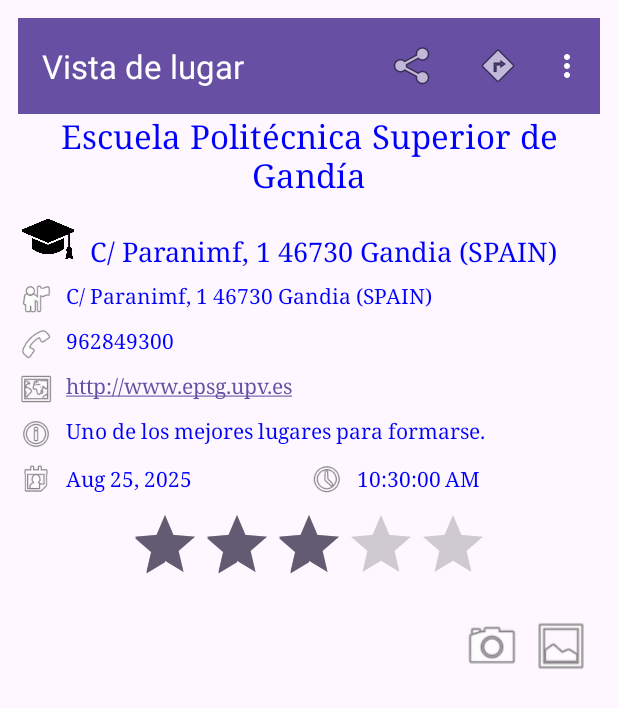
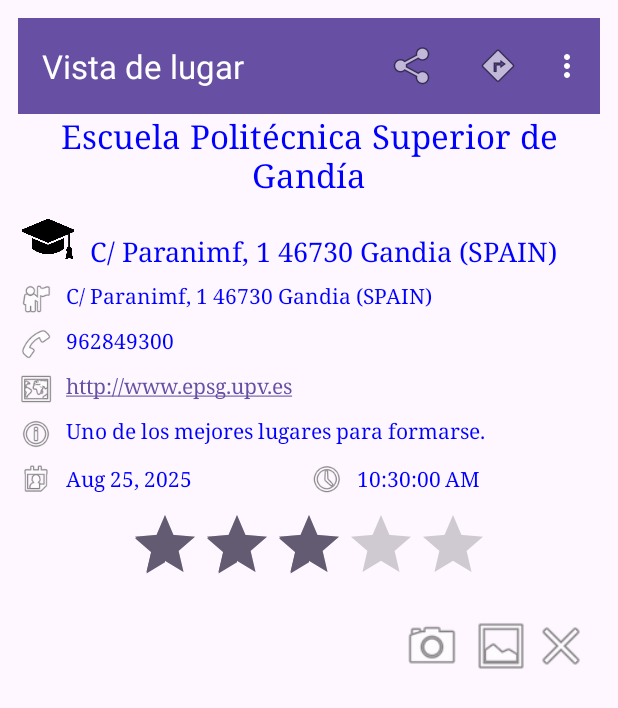
Before and after one commit to eden418-afk/MisLugaresDispMovMartesN1Eq52025, an Android app: the VistaLugarActivity screen opened directly, with no data from a screen before it, on a phone screen of 412 x 824 dp. Shown: the top 708 px of the screen. Run offline under Robolectric (Android 15) with nearby library versions, the phone set to English and light mode, and no system bars; pictures from the network do not load.

Commit message:
3.39 boton elminar foto

```diff
--- a/app/src/main/res/layout/vista_lugar.xml
+++ b/app/src/main/res/layout/vista_lugar.xml
@@ -230,8 +230,7 @@
                     android:layout_height="40dp"
                     android:contentDescription="Eliminar foto"
                     android:onClick="eliminarFoto"
-                    android:src="@android:drawable/ic_menu_close_clear_cancel"
-                    android:visibility="gone"/>
+                    android:src="@android:drawable/ic_menu_close_clear_cancel"/>
             </LinearLayout>
         </FrameLayout>
 
```
